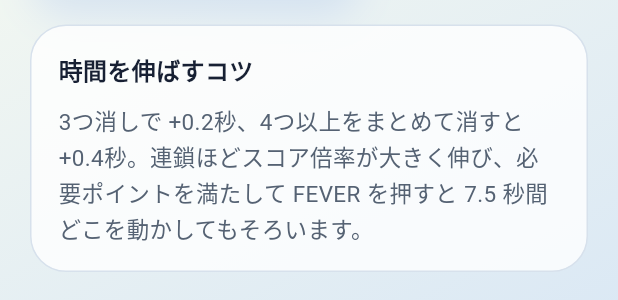
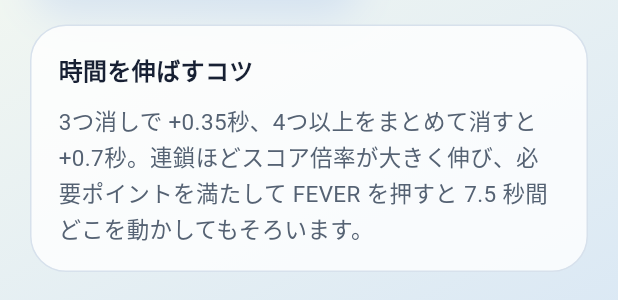
Before and after one commit to KK-cube/Puzzle, a Flutter app: the HowToPlayDialog widget shown alone on an empty page, opened directly, scrolled down 400 dp, on a phone screen of 412 x 824 dp. Shown: the part 814-1114 px from the top of the screen. Run offline on Flutter 3.47's test engine with Material 3 defaults, Android fonts, the phone set to English and light mode, and no system bars; our stand-ins replace audioplayers, flutter_riverpod, google_fonts, shared_preferences, supabase_flutter; missing offline and left inert: flame; accounts and stored records are empty.

Commit message:
Increase clear time bonuses

```diff
--- a/lib/game/application/game_session_controller.dart
+++ b/lib/game/application/game_session_controller.dart
@@ -486,10 +486,10 @@ class GameSessionController extends StateNotifier<GameSessionState> {
 
   int _timeBonusForClearedTiles(int clearedTiles) {
     if (clearedTiles >= 4) {
-      return 400;
+      return 700;
     }
     if (clearedTiles >= 3) {
-      return 200;
+      return 350;
     }
     return 0;
   }
--- a/lib/game/presentation/screens/title_screen.dart
+++ b/lib/game/presentation/screens/title_screen.dart
@@ -187,7 +187,7 @@ class TitleScreen extends ConsumerWidget {
                         const LeaderboardPanel(),
                         const SizedBox(height: 18),
                         const Text(
-                          '3つ消すと +0.2秒、1回の消去で 4つ以上消すと +0.4秒。連鎖ほど得点倍率が大きく伸び、FEVER は初回 500pt、以降は 500pt ずつ必要値が増えます。発動すると 7.5 秒間フィーバーです。',
+                          '3つ消すと +0.35秒、1回の消去で 4つ以上消すと +0.7秒。連鎖ほど得点倍率が大きく伸び、FEVER は初回 500pt、以降は 500pt ずつ必要値が増えます。発動すると 7.5 秒間フィーバーです。',
                           style: TextStyle(
                             fontSize: 14,
                             height: 1.5,
--- a/lib/game/presentation/widgets/how_to_play_dialog.dart
+++ b/lib/game/presentation/widgets/how_to_play_dialog.dart
@@ -114,7 +114,7 @@ class HowToPlayDialog extends StatelessWidget {
                               ),
                               SizedBox(height: 10),
                               Text(
-                                '3つ消しで +0.2秒、4つ以上をまとめて消すと +0.4秒。連鎖ほどスコア倍率が大きく伸び、必要ポイントを満たして FEVER を押すと 7.5 秒間どこを動かしてもそろいます。',
+                                '3つ消しで +0.35秒、4つ以上をまとめて消すと +0.7秒。連鎖ほどスコア倍率が大きく伸び、必要ポイントを満たして FEVER を押すと 7.5 秒間どこを動かしてもそろいます。',
                                 style: TextStyle(
                                   fontSize: 15,
                                   height: 1.5,
```
Also changed, not shown: 1 other file.
